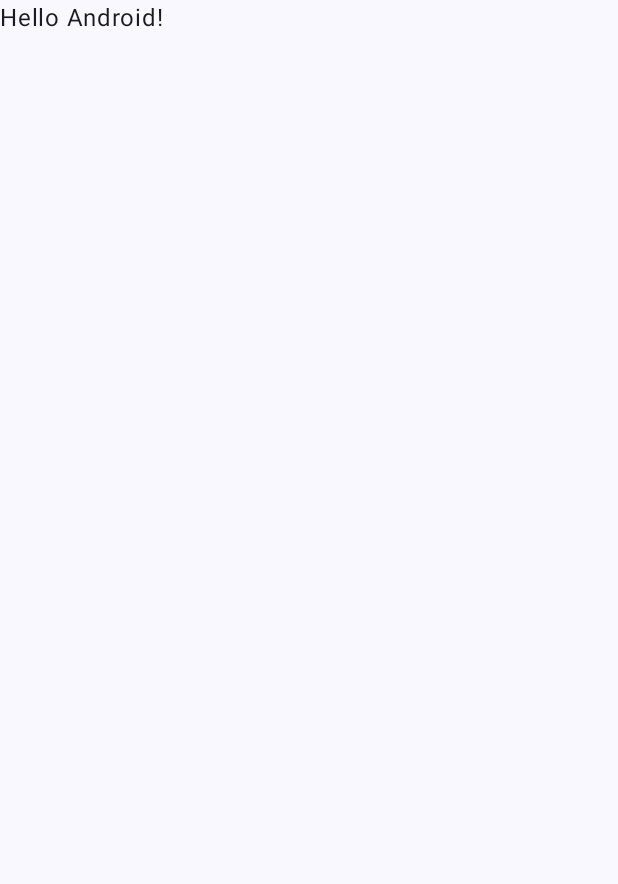
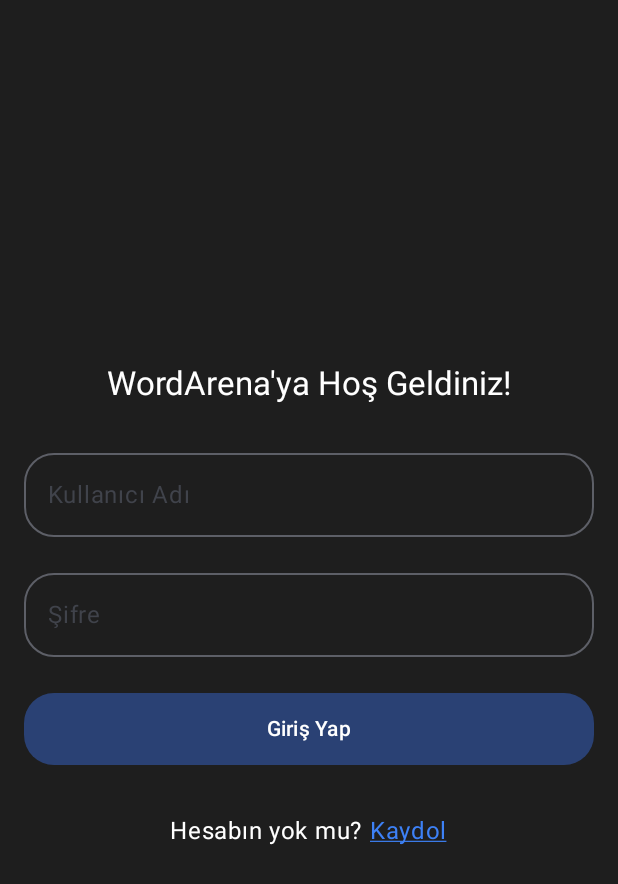
Before and after one commit to Dawnfairy/Word-Arena-Game, an Android app built with Jetpack Compose: the screen it shows after launch (MainActivity), on a phone screen of 412 x 824 dp. Before the commit the part shown is almost empty. Shown: the top 884 px of the screen. Run offline under Robolectric (Android 15) with nearby library versions, the phone set to English and light mode, and no system bars; our stand-ins replace Firebase (no records; nobody signed in at launch, a user with empty details on screens opened directly).

Commit message:
Added and updated extra dependencies. Completed login and registration screens. Established Firebase connection and stored user data. Created game rooms and displayed them on the screen according to the user's choice. Components and navigation graph structure were also created.

```diff
--- a/app/src/main/java/com/ft/word_arena_game/MainActivity.kt
+++ b/app/src/main/java/com/ft/word_arena_game/MainActivity.kt
@@ -3,44 +3,21 @@
 import android.os.Bundle
 import androidx.activity.ComponentActivity
 import androidx.activity.compose.setContent
-import androidx.compose.foundation.layout.fillMaxSize
-import androidx.compose.material3.MaterialTheme
-import androidx.compose.material3.Surface
-import androidx.compose.material3.Text
-import androidx.compose.runtime.Composable
-import androidx.compose.ui.Modifier
-import androidx.compose.ui.tooling.preview.Preview
+import com.ft.word_arena_game.ui.navigation.NavGraph
 import com.ft.word_arena_game.ui.theme.WordArenaGameTheme
+import com.google.firebase.FirebaseApp
 
 class MainActivity : ComponentActivity() {
     override fun onCreate(savedInstanceState: Bundle?) {
         super.onCreate(savedInstanceState)
+        FirebaseApp.initializeApp(this)
         setContent {
             WordArenaGameTheme {
-                // A surface container using the 'background' color from the theme
-                Surface(
-                    modifier = Modifier.fillMaxSize(),
-                    color = MaterialTheme.colorScheme.background
-                ) {
-                    Greeting("Android")
-                }
+                // A theme scoped to the app that provides Material3 theming
+                NavGraph()
+
+
             }
         }
     }
 }
-
-@Composable
-fun Greeting(name: String, modifier: Modifier = Modifier) {
-    Text(
-        text = "Hello $name!",
-        modifier = modifier
-    )
-}
-
-@Preview(showBackground = true)
-@Composable
-fun GreetingPreview() {
-    WordArenaGameTheme {
-        Greeting("Android")
-    }
-}
--- /dev/null
+++ b/app/src/main/java/com/ft/word_arena_game/ui/components/GameButton.kt
@@ -0,0 +1,35 @@
+package com.ft.word_arena_game.ui.components
+
+import androidx.compose.foundation.layout.fillMaxWidth
+import androidx.compose.foundation.layout.height
+import androidx.compose.foundation.layout.padding
+import androidx.compose.foundation.shape.RoundedCornerShape
+import androidx.compose.material3.Button
+import androidx.compose.material3.Text
+import androidx.compose.runtime.Composable
+import androidx.compose.ui.Modifier
+import androidx.compose.ui.tooling.preview.Preview
+import androidx.compose.ui.unit.dp
+
+@Composable
+fun GameButton(
+    text: String,
+    modifier: Modifier = Modifier,
+    onClick: () -> Unit
+) {
+    Button(
+        onClick = onClick,
+        shape = RoundedCornerShape(20.dp), // Buton kenarlarına ovallik ekle
+        modifier = modifier
+            .padding(16.dp)
+            .fillMaxWidth()
+            .height(48.dp),
+    ) {
+        Text(text)
+    }
+}
+@Preview(showBackground = true)
+@Composable
+fun GameButtonPreview() {
+    GameButton(text = "Preview Button", onClick = {})
+}
--- /dev/null
+++ b/app/src/main/java/com/ft/word_arena_game/ui/components/GameTextField.kt
@@ -0,0 +1,50 @@
+package com.ft.word_arena_game.ui.components
+
+import androidx.compose.foundation.layout.fillMaxWidth
+import androidx.compose.foundation.layout.padding
+import androidx.compose.foundation.shape.RoundedCornerShape
+import androidx.compose.foundation.text.KeyboardOptions
+import androidx.compose.material3.ExperimentalMaterial3Api
+import androidx.compose.material3.OutlinedTextField
+import androidx.compose.material3.Text
+import androidx.compose.runtime.Composable
+import androidx.compose.ui.Modifier
+import androidx.compose.ui.graphics.Color
+import androidx.compose.ui.text.TextStyle
+import androidx.compose.ui.tooling.preview.Preview
+import androidx.compose.ui.unit.dp
+
+@OptIn(ExperimentalMaterial3Api::class)
+@Composable
+fun GameTextField(
+    label: String,
+    value: String,
+    onValueChange: (String) -> Unit,
+    modifier: Modifier = Modifier,
+    keyboardOptions: KeyboardOptions = KeyboardOptions.Default
+) {
+
+    OutlinedTextField(
+        value = value,
+        onValueChange = onValueChange,
+        label = { Text(label) },
+        singleLine = true,
+        keyboardOptions = keyboardOptions,
+        shape = RoundedCornerShape(20.dp), // Kenarları oval yap
+        modifier = modifier
+            .padding(horizontal = 16.dp, vertical = 8.dp)
+            .fillMaxWidth() ,
+        textStyle = TextStyle(color = Color.White)
+    )
+}
+
+
+@Preview(showBackground = true)
+@Composable
+fun GameTextFieldPreview() {
+    GameTextField(
+        label = "Kullanıcı Adı",
+        value = "email",
+        onValueChange = { }
+    )
+}
--- /dev/null
+++ b/app/src/main/java/com/ft/word_arena_game/ui/components/SignUpText.kt
@@ -0,0 +1,41 @@
+package com.ft.word_arena_game.ui.components
+
+import androidx.compose.foundation.clickable
+import androidx.compose.foundation.layout.Arrangement
+import androidx.compose.foundation.layout.Row
+import androidx.compose.foundation.layout.fillMaxWidth
+import androidx.compose.foundation.layout.padding
+import androidx.compose.material3.Text
+import androidx.compose.runtime.Composable
+import androidx.compose.ui.Modifier
+import androidx.compose.ui.graphics.Color
+import androidx.compose.ui.text.style.TextDecoration
+import androidx.compose.ui.tooling.preview.Preview
+import androidx.compose.ui.unit.dp
+
+@Composable
+fun SignUpText(
+    modifier: Modifier = Modifier,
+    onClick: () -> Unit
+) {
+    Row(
+        modifier = modifier
+            .fillMaxWidth()
+            .padding(16.dp),
+        horizontalArrangement = Arrangement.Center
+    ) {
+        Text("Hesabın yok mu? ", color = Color.White)
+        Text(
+            "Kaydol",
+            color = Color(0xFF3D81F6),
+            modifier = Modifier.clickable(onClick = onClick),
+            textDecoration = TextDecoration.Underline
+        )
+    }
+}
+
+@Preview(showBackground = true)
+@Composable
+fun SignUpTextPreview() {
+    SignUpText(onClick = {})
+}
--- /dev/null
+++ b/app/src/main/java/com/ft/word_arena_game/ui/navigation/NavGraph.kt
@@ -0,0 +1,34 @@
+package com.ft.word_arena_game.ui.navigation
+
+import androidx.compose.runtime.Composable
+import androidx.navigation.compose.NavHost
+import androidx.navigation.compose.composable
+import com.ft.word_arena_game.ui.screens.LoginScreen
+import com.ft.word_arena_game.ui.screens.SignUpScreen
+import androidx.navigation.compose.rememberNavController
+import com.ft.word_arena_game.ui.navigation.Destinations.LoginRoute
+import com.ft.word_arena_game.ui.navigation.Destinations.RoomSelectionRoute
+import com.ft.word_arena_game.ui.navigation.Destinations.SignUpRoute
+import com.ft.word_arena_game.ui.screens.GameSelectionScreen
+
+// NavGraph.kt
+object Destinations {
+    const val HomeRoute = "home"
+    const val LoginRoute = "login"
+    const val SignUpRoute = "signup"
+    const val RoomSelectionRoute = "roomSelection"
+
+}
+
+@Composable
+fun NavGraph(startDestination: String = "login") {
+    val navController = rememberNavController()
+
+    NavHost(navController = navController, startDestination = startDestination) {
+        composable(LoginRoute) { LoginScreen(navController) }
+        composable(SignUpRoute) { SignUpScreen(navController) }
+        composable(RoomSelectionRoute) { GameSelectionScreen(navController) }
+
+        // Add more composable screens here if needed
+    }
+}
--- /dev/null
+++ b/app/src/main/java/com/ft/word_arena_game/ui/screens/LoginScreen.kt
@@ -0,0 +1,95 @@
+package com.ft.word_arena_game.ui.screens
+
+import android.widget.Toast
+import androidx.compose.foundation.background
+import androidx.compose.foundation.layout.Arrangement
+import androidx.compose.foundation.layout.Column
+import androidx.compose.foundation.layout.fillMaxSize
+import androidx.compose.foundation.layout.padding
+import androidx.compose.foundation.text.KeyboardOptions
+import androidx.compose.material3.MaterialTheme
+import androidx.compose.material3.Text
+import androidx.compose.runtime.Composable
+import androidx.compose.runtime.getValue
+import androidx.compose.runtime.mutableStateOf
+import androidx.compose.runtime.remember
+import androidx.compose.runtime.setValue
+import androidx.compose.ui.Alignment
+import androidx.compose.ui.tooling.preview.Preview
+import androidx.compose.ui.Modifier
+import androidx.compose.ui.graphics.Color
+import androidx.compose.ui.platform.LocalContext
+import androidx.compose.ui.text.input.KeyboardType
+import androidx.compose.ui.text.style.TextAlign
+import androidx.compose.ui.unit.dp
+import androidx.navigation.NavController
+import androidx.navigation.compose.rememberNavController
+import com.ft.word_arena_game.ui.components.GameButton
+import com.ft.word_arena_game.ui.components.GameTextField
+import com.ft.word_arena_game.ui.components.SignUpText
+import com.ft.word_arena_game.ui.navigation.Destinations.RoomSelectionRoute
+import com.google.firebase.auth.FirebaseAuth
+
+@Composable
+fun LoginScreen(navController: NavController) {
+    val context = LocalContext.current
+    var username by remember { mutableStateOf("") }
+    var password by remember { mutableStateOf("") }
+
+    Column(
+        modifier = Modifier
+            .fillMaxSize()
+            .background(color = Color(0xFF1E1E1E)),
+        verticalArrangement = Arrangement.Center,
+        horizontalAlignment = Alignment.CenterHorizontally
+    ) {
+        Text(
+            text = "WordArena'ya Hoş Geldiniz!",
+            style = MaterialTheme.typography.titleLarge,
+            color = Color.White,
+            textAlign = TextAlign.Center,
+            modifier = Modifier.padding(bottom = 16.dp)
+        )
+
+        GameTextField(
+            label = "Kullanıcı Adı",
+            value = username,
+            onValueChange = { username = it }
+        )
+
+        GameTextField(
+            label = "Şifre",
+            value = password,
+            onValueChange = { password = it },
+            keyboardOptions = KeyboardOptions(keyboardType = KeyboardType.Password)
+        )
+
+        GameButton(
+            text = "Giriş Yap",
+            onClick = {
+                val formattedUsername = username.replace(" ", "_") // Boşlukları alt çizgi ile değiştir
+                val email = "$formattedUsername@wordarena.com"
+                FirebaseAuth.getInstance().signInWithEmailAndPassword(email, password)
+                    .addOnCompleteListener { task ->
+                        if (task.isSuccessful) {
+                            // Giriş başarılı, ana ekrana yönlendir
+                            Toast.makeText(context, "Giriş başarılı", Toast.LENGTH_SHORT).show()
+                            navController.navigate(RoomSelectionRoute) // Ana ekran yönlendirmesi güncellenebilir
+                        } else {
+                            // Giriş başarısız, hata mesajını göster
+                            Toast.makeText(context, "Giriş başarısız: ${task.exception?.message}", Toast.LENGTH_SHORT).show()
+                        }
+                    }
+            }
+        )
+
+        SignUpText(onClick = { navController.navigate("signup") })
+    }
+}
+
+@Composable
+@Preview(showBackground = true)
+fun LoginScreenPreview() {
+    val navController = rememberNavController()
+    LoginScreen(navController = navController)
+}
```
Also changed, not shown: app/build.gradle.kts (+10 -1 lines), app/src/main/java/com/ft/word_arena_game/ui/screens/GameSelectionScreen.kt (added, +115 -0 lines), app/src/main/java/com/ft/word_arena_game/ui/screens/RoomOptionsScreen.kt (added, +51 -0 lines), app/src/main/java/com/ft/word_arena_game/ui/screens/SignUpScreen.kt (added, +143 -0 lines), build.gradle.kts (+10 -0 lines), 1 other file.
